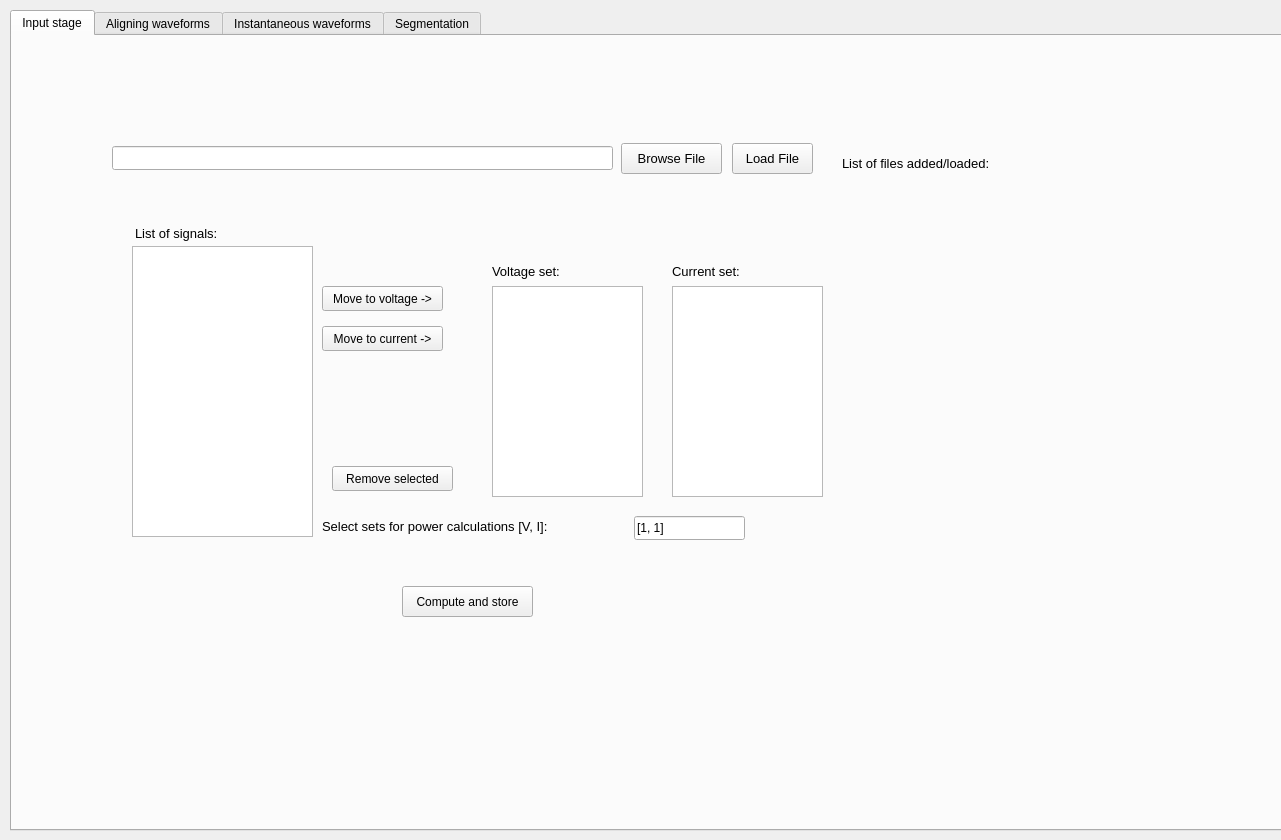
Old version of the form Trial_UI_V2.ui in the repository AjeyDikshit/ExpertSystem.
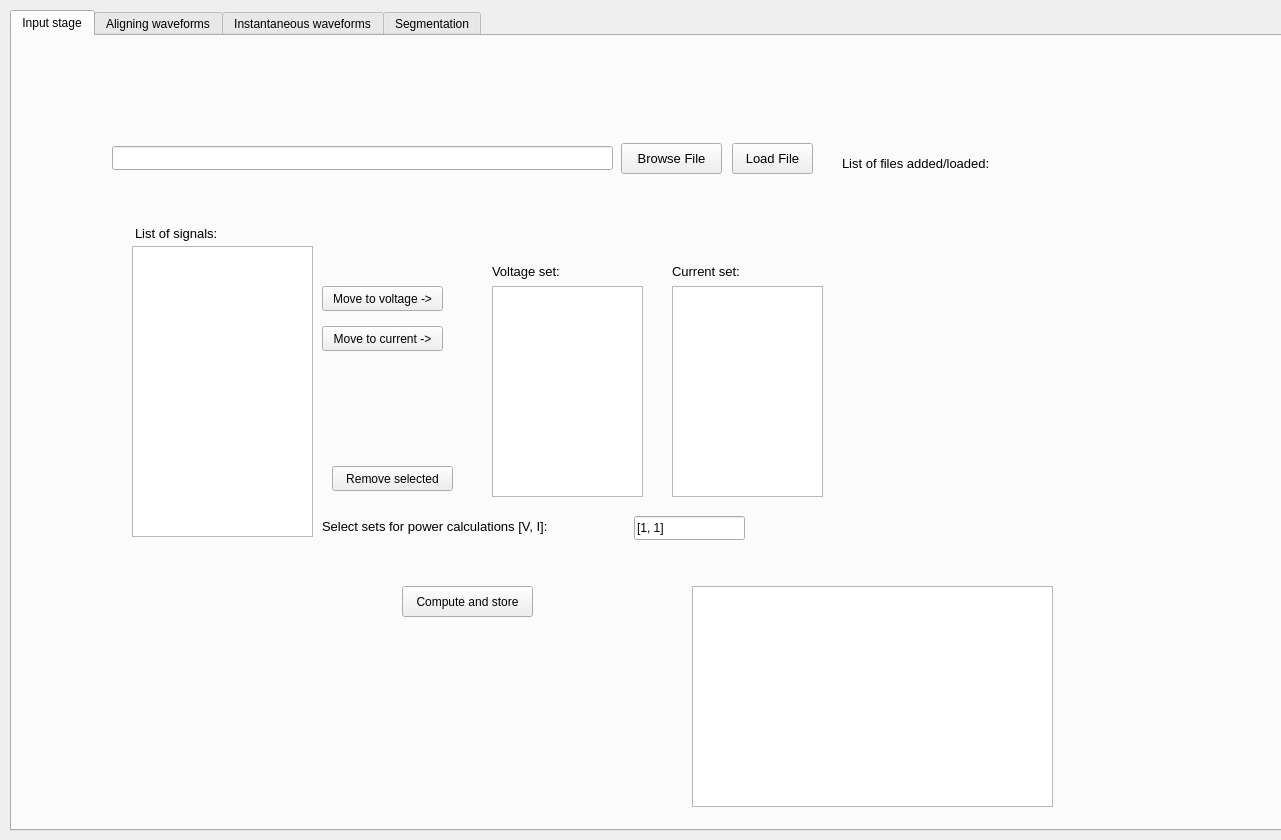
New version of the form. Icons and pictures are not drawn. Custom widgets are drawn as their Qt base class.

Commit message: Most refactoring DONE!, trying multithreading using Worker class

Patch:
```diff
--- a/Trial_UI_V2.ui
+++ b/Trial_UI_V2.ui
@@ -442,6 +442,19 @@
        <number>0</number>
       </property>
      </widget>
+     <widget class="QTextEdit" name="file_calculation_progress">
+      <property name="geometry">
+       <rect>
+        <x>680</x>
+        <y>550</y>
+        <width>361</width>
+        <height>221</height>
+       </rect>
+      </property>
+      <property name="readOnly">
+       <bool>true</bool>
+      </property>
+     </widget>
     </widget>
     <widget class="QWidget" name="tab_2">
      <attribute name="title">
```
The commit also changes 1 other file.
